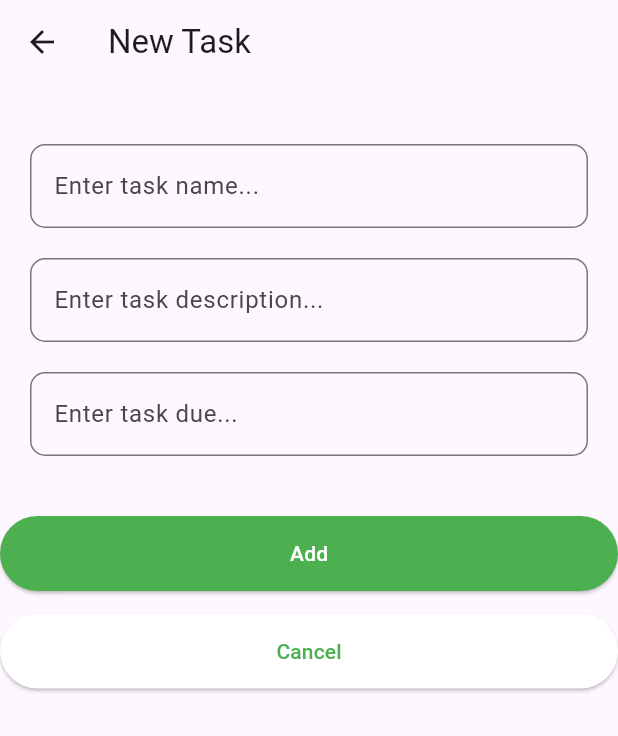
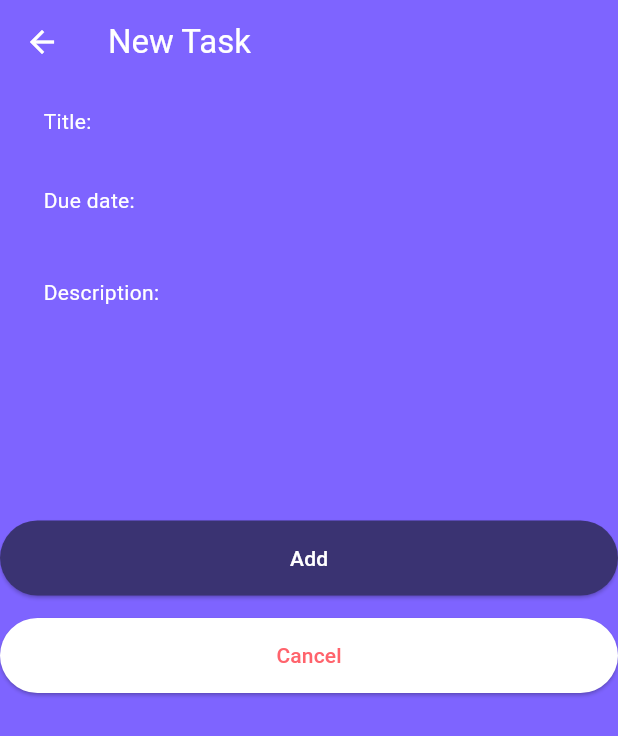
Before and after one commit to Quoocshi/To-do-list, a Flutter app: the screen it shows after launch, after a tap on the "add" icon, on a phone screen of 412 x 824 dp. Shown: the top 736 px of the screen. Run offline on Flutter 3.47's test engine with Material 3 defaults, Android fonts, the phone set to English and light mode, and no system bars; our stand-ins replace get, hive, hive_flutter; accounts and stored records are empty.

```diff
--- a/lib/Model/Todo.dart
+++ b/lib/Model/Todo.dart
@@ -1,12 +1,23 @@
+import 'package:hive_flutter/hive_flutter.dart';
+import 'package:hive/hive.dart';
+part 'todo.g.dart';
+
+@HiveType(typeId: 0)
 class Todo {
+  @HiveField(0)
+  final String id;
+  @HiveField(1)
   final String? taskName;
+  @HiveField(2)
   final String? taskDescription;
+  @HiveField(3)
   final String? taskDue;
+  @HiveField(4)
   bool completeCheck;
   Todo({
     required this.taskName,
     required this.taskDescription,
     required this.taskDue,
     required this.completeCheck,
-  });
+  }) : id = DateTime.now().microsecondsSinceEpoch.toString();
 }
--- a/lib/Screens/mainscreen.dart
+++ b/lib/Screens/mainscreen.dart
@@ -7,33 +7,51 @@ import 'package:to_do_list/widgets/taskbox.dart';
 
 class MainScreen extends StatelessWidget {
   MainScreen({super.key});
-  // TextEditingController _name = TextEditingController(text: name);
   final TaskController taskcontroller = Get.put(TaskController());
 
   //final TaskController taskController1 = Get.find<TaskController>();
 
-  // void change(bool? p0, int index) {
   @override
   Widget build(BuildContext context) {
     return Scaffold(
-      backgroundColor: Colors.grey[200],
+      extendBodyBehindAppBar: true,
       appBar: AppBar(
-        title: const Text('To Do'),
+        title: const Text(
+          'To Do',
+          style: TextStyle(
+            color: Color(0xFFE5E5E7),
           ),
-      body: Obx(
+        ),
+        backgroundColor: Colors.transparent,
+      ),
+      body: Container(
+        decoration: const BoxDecoration(
+          gradient: LinearGradient(
+            colors: [
+              Color(0xFF2A2A2E),
+              Color(0xFF1F1338),
+              Color(0xFF000000),
+            ],
+            stops: [0.18, 0.45, 0.85],
+            begin: Alignment.topCenter,
+            end: Alignment.bottomCenter,
+          ),
+        ),
+        child: Obx(
           () => ListView.builder(
-          itemCount: taskcontroller.tasks.length,
+            itemCount: taskcontroller.tasklist.value.length,
             itemBuilder: (context, index) {
+              final task = taskcontroller.tasklist.value.getAt(index);
               return Taskbox(
-              task: taskcontroller.tasks[index],
-              completed: taskcontroller.tasks[index].completeCheck,
+                task: task!,
+                completed: task.completeCheck,
                 onChanged: (p0) => taskcontroller.change(p0, index),
                 delete: () => taskcontroller.removeTask(index),
                 info: () => Navigator.push(
                   context,
                   MaterialPageRoute(
                     builder: (context) => InfoScreen(
-                    task: taskcontroller.tasks[index],
+                      task: task,
                     ),
                   ),
                 ),
@@ -41,7 +59,10 @@ class MainScreen extends StatelessWidget {
             },
           ),
         ),
+      ),
       floatingActionButton: FloatingActionButton(
+        backgroundColor: const Color(0xFF7E64FF),
+        foregroundColor: const Color(0xFFFFFFFF),
         child: const Icon(Icons.add),
         onPressed: () => Navigator.push(
           context,
--- a/lib/Screens/taskscreen.dart
+++ b/lib/Screens/taskscreen.dart
@@ -1,8 +1,8 @@
 import 'package:flutter/material.dart';
 import 'package:get/get.dart';
-import 'package:to_do_list/Model/Todo.dart';
+import 'package:to_do_list/Model/todo.dart';
 import 'package:to_do_list/controller/controller.dart';
-import 'package:to_do_list/widgets/textField.dart';
+import 'package:to_do_list/widgets/textfield.dart';
 
 class NewTask extends StatelessWidget {
   NewTask({super.key});
@@ -18,29 +18,60 @@ class NewTask extends StatelessWidget {
   Widget build(BuildContext context) {
     Todo temp;
     return Scaffold(
+        extendBodyBehindAppBar: true,
         appBar: AppBar(
-          title: const Text('New Task'),
+          backgroundColor: Colors.transparent,
+          title: const Text(
+            'New Task',
+            style: TextStyle(
+              color: Colors.white,
+            ),
+          ),
           leading: IconButton(
             //go back to mainscreen on tap
             onPressed: () => Navigator.pop(context),
-              icon: const Icon(Icons.arrow_back)),
+            icon: const Icon(
+              Icons.arrow_back,
+              color: Colors.white,
             ),
-        body: ListView(
+          ),
+        ),
+        body: Container(
+          color: const Color(0xFF7E64FF),
+          // decoration: const BoxDecoration(
+          //   gradient: LinearGradient(
+          //     colors: [
+          //       Color(0xFF2A2A2E),
+          //       Color(0xFF1F1338),
+          //       Color(0xFF000000),
+          //     ],
+          //     stops: [0.18, 0.45, 0.85],
+          //     begin: Alignment.topCenter,
+          //     end: Alignment.bottomCenter,
+          //   ),
+          // ),
+          child: ListView(
             children: [
-            const SizedBox(height: 40),
+              //const SizedBox(height: 5),
               TheTextField(
                 controller: tasknameController,
-              hintext: 'Enter task name...',
+                labelText: 'Title: ',
+                size: 5,
+                maxline: 1,
+              ),
+              const SizedBox(height: 5),
+              TheTextField(
+                controller: taskdueController,
+                labelText: 'Due date: ',
+                size: 5,
+                maxline: 1,
               ),
               const SizedBox(height: 20),
               TheTextField(
                 controller: taskdescriptionController,
-              hintext: 'Enter task description...',
-            ),
-            const SizedBox(height: 20),
-            TheTextField(
-              controller: taskdueController,
-              hintext: 'Enter task due...',
+                labelText: 'Description: ',
+                size: 5,
+                maxline: 5,
               ),
               const SizedBox(height: 40),
               ElevatedButton(
@@ -59,7 +90,7 @@ class NewTask extends StatelessWidget {
                   Navigator.pop(context),
                 },
                 style: ElevatedButton.styleFrom(
-                backgroundColor: Colors.green,
+                  backgroundColor: const Color(0xFF3A3372),
                   foregroundColor: Colors.white,
                   shape: RoundedRectangleBorder(
                     borderRadius: BorderRadius.circular(70),
@@ -74,7 +105,7 @@ class NewTask extends StatelessWidget {
                 onPressed: () => Navigator.pop(context),
                 style: ElevatedButton.styleFrom(
                   backgroundColor: Colors.white,
-                foregroundColor: Colors.green,
+                  foregroundColor: const Color(0xFFFF636C),
                   shape: RoundedRectangleBorder(
                     borderRadius: BorderRadius.circular(70),
                   ),
@@ -83,6 +114,7 @@ class NewTask extends StatelessWidget {
                 child: const Text('Cancel'),
               ),
             ],
+          ),
         ));
   }
 }
--- a/lib/main.dart
+++ b/lib/main.dart
@@ -1,9 +1,16 @@
 import 'package:flutter/material.dart';
+import 'package:to_do_list/Model/todo.dart';
 import 'package:to_do_list/Screens/mainscreen.dart';
+import 'package:hive_flutter/hive_flutter.dart';
 
 void main() async {
-  // await Hive.initFlutter();
-  // var box = await Hive.openBox('LocalDatabase');
+  WidgetsFlutterBinding.ensureInitialized();
+  //initialze hive
+  await Hive.initFlutter();
+  //Register Adapter
+  Hive.registerAdapter(TodoAdapter());
+  //open a box
+  await Hive.openBox<Todo>('LocalDatabase');
   runApp(const MyWidget());
 }
 
--- a/lib/widgets/textField.dart
+++ b/lib/widgets/textField.dart
@@ -2,22 +2,36 @@ import 'package:flutter/material.dart';
 
 class TheTextField extends StatelessWidget {
   final dynamic controller;
-  final String hintext;
-  const TheTextField(
-      {super.key, required this.controller, required this.hintext});
+  final String labelText;
+  final double size;
+  final int maxline;
+  const TheTextField({
+    super.key,
+    required this.controller,
+    required this.labelText,
+    required this.size,
+    required this.maxline,
+  });
 
   @override
   Widget build(BuildContext context) {
     return Padding(
       padding: const EdgeInsets.symmetric(horizontal: 20),
-      child: TextField(
+      child: TextFormField(
+        maxLines: maxline,
         controller: controller,
+        style: const TextStyle(color: Colors.white),
         decoration: InputDecoration(
-          hintText: hintext,
-          border: OutlineInputBorder(
-            borderRadius: BorderRadius.circular(10),
-            borderSide: const BorderSide(color: Colors.black),
-          ),
+          prefixText: labelText,
+          prefixStyle: const TextStyle(color: Colors.white),
+          contentPadding: EdgeInsets.all(size),
+          floatingLabelBehavior: FloatingLabelBehavior.always,
+          filled: true,
+          fillColor: const Color(0xFF7E64FF),
+          border: InputBorder.none,
+          // border: OutlineInputBorder(
+          //   borderRadius: BorderRadius.circular(9),
+          // )
         ),
       ),
     );
```
Also changed, not shown: lib/Screens/info.dart (+41 -16 lines), lib/controller/controller.dart (+20 -15 lines), lib/data/database.dart (deleted, +0 -16 lines), lib/widgets/taskbox.dart (+15 -6 lines), lib/Model/todo.g.dart (added), pubspec.lock, 2 other files. Lines whose indentation alone changed are shown as unchanged.
